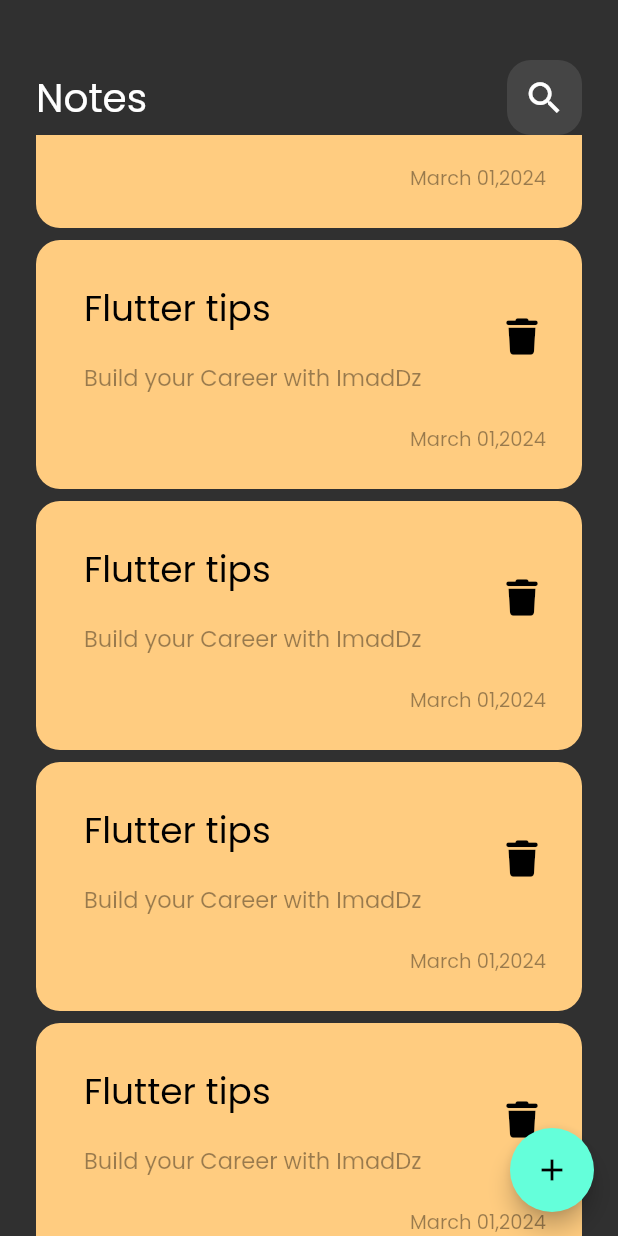
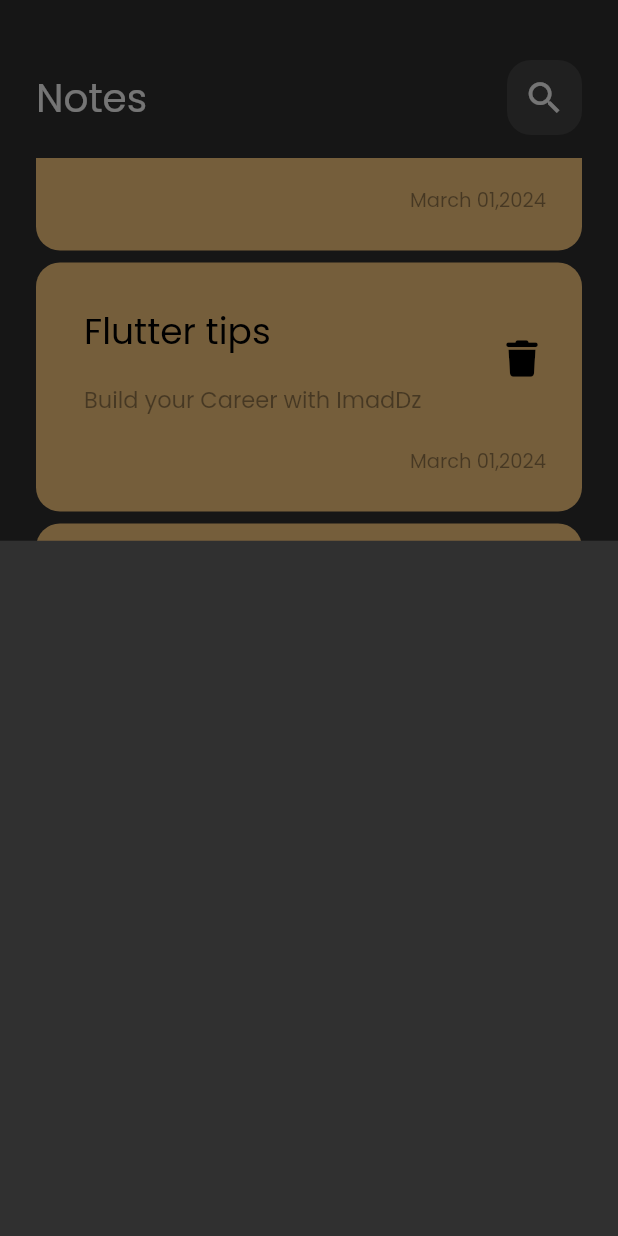
Before and after one commit to ImadDz-7/notes_app, a Flutter app: the screen it shows after launch, scrolled down 1152 dp, after a tap on the "add" icon, on a phone screen of 412 x 824 dp. Run offline on Flutter 3.47's test engine with Material 2 defaults, Android fonts, the phone set to English and light mode, and no system bars; our stand-ins replace font_awesome_flutter.

Commit message:
show modal bottom sheet

```diff
--- a/lib/views/notes_view.dart
+++ b/lib/views/notes_view.dart
@@ -1,4 +1,5 @@
 import 'package:flutter/material.dart';
+import 'package:notes_app/views/widgets/add_note_bottom_sheet.dart';
 import 'package:notes_app/views/widgets/notes_view_body.dart';
 
 class NotesView extends StatelessWidget {
@@ -8,7 +9,11 @@ class NotesView extends StatelessWidget {
   Widget build(BuildContext context) {
     return Scaffold(
       floatingActionButton: FloatingActionButton(
-        onPressed: () {},
+        onPressed: () {
+          showModalBottomSheet(context: context, builder: (context){
+            return const AddNoteBottomSheet();
+          });
+        },
         child: const Icon(Icons.add),
       ),
       body: const NotesViewBody(),
--- /dev/null
+++ b/lib/views/widgets/add_note_bottom_sheet.dart
@@ -0,0 +1,10 @@
+import 'package:flutter/material.dart';
+
+class AddNoteBottomSheet extends StatelessWidget {
+  const AddNoteBottomSheet({super.key});
+
+  @override
+  Widget build(BuildContext context) {
+    return Container();
+  }
+}
--- a/lib/views/widgets/notes_list_view.dart
+++ b/lib/views/widgets/notes_list_view.dart
@@ -7,6 +7,7 @@ class NotesListView extends StatelessWidget {
   @override
   Widget build(BuildContext context) {
     return ListView.builder(
+      padding: EdgeInsets.zero,
       itemBuilder: (context, index) {
         return const Padding(
           padding:  EdgeInsets.symmetric(vertical: 4),
--- a/lib/views/widgets/notes_view_body.dart
+++ b/lib/views/widgets/notes_view_body.dart
@@ -16,6 +16,9 @@ class NotesViewBody extends StatelessWidget {
             height: 40,
           ),
           CustomAppBar(),
+          SizedBox(
+            height: 15,
+          ),
           Expanded(
             child: NotesListView(),
           ),
```
